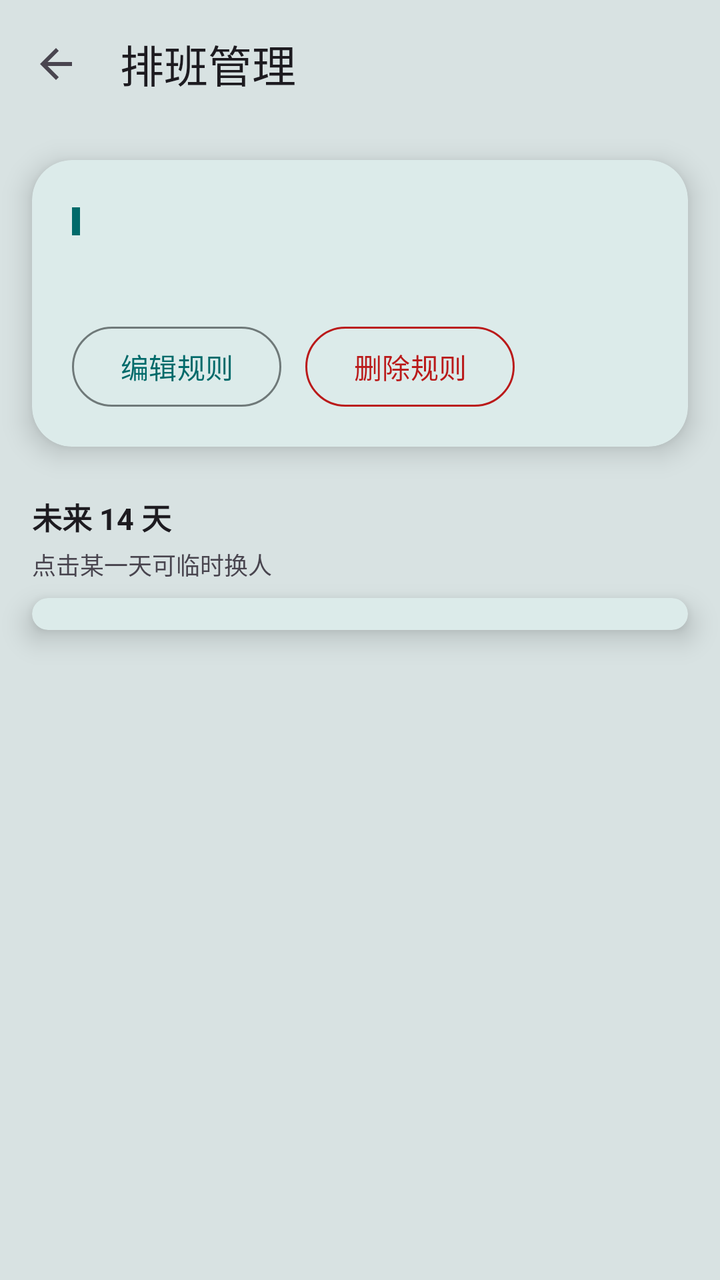
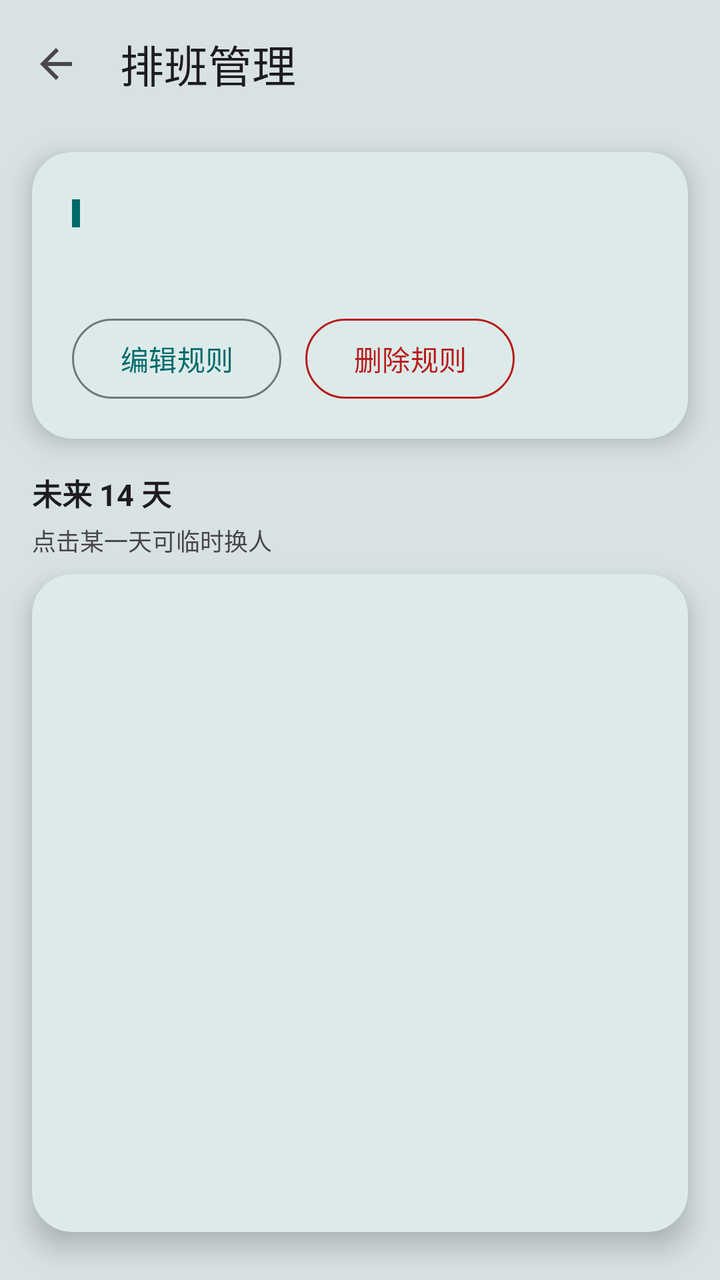

Before-and-after screenshots of an Android layout around one commit, followed by the original layout XML and the change that was made.
<!-- AndroidManifest.xml: application theme Theme.DutyCall -->
<!-- res/layout/activity_schedule.xml -->
<?xml version="1.0" encoding="utf-8"?>
<LinearLayout xmlns:android="http://schemas.android.com/apk/res/android"
    xmlns:app="http://schemas.android.com/apk/res-auto"
    android:layout_width="match_parent"
    android:layout_height="match_parent"
    android:orientation="vertical"
    android:clipChildren="false"
    android:clipToPadding="false"
    android:fitsSystemWindows="true">

    <com.google.android.material.appbar.MaterialToolbar
        android:id="@+id/toolbar"
        android:layout_width="match_parent"
        android:layout_height="?attr/actionBarSize"
        app:title="排班管理"
        app:titleTextAppearance="@style/TextAppearance.Material3.TitleLarge"
        app:navigationIcon="?attr/homeAsUpIndicator"
        android:background="@android:color/transparent" />

    <ScrollView
        android:layout_width="match_parent"
        android:layout_height="0dp"
        android:layout_weight="1"
        android:fillViewport="true"
        android:clipChildren="false"
        android:clipToPadding="false"
        android:paddingTop="16dp"
        android:paddingBottom="24dp">

        <LinearLayout
            android:layout_width="match_parent"
            android:layout_height="wrap_content"
            android:orientation="vertical"
            android:clipChildren="false"
            android:clipToPadding="false"
            android:paddingHorizontal="16dp">

            
            <com.google.android.material.card.MaterialCardView
                android:layout_width="match_parent"
                android:layout_height="wrap_content"
                app:cardBackgroundColor="?attr/colorSurface"
                app:cardCornerRadius="20dp"
                app:cardElevation="8dp"
                app:strokeWidth="0dp">

                <LinearLayout
                    android:layout_width="match_parent"
                    android:layout_height="wrap_content"
                    android:orientation="vertical"
                    android:padding="20dp">

                    <LinearLayout
                        android:layout_width="match_parent"
                        android:layout_height="wrap_content"
                        android:orientation="horizontal"
                        android:gravity="center_vertical">
                        <View
                            android:layout_width="4dp"
                            android:layout_height="14dp"
                            android:background="@color/md_primary" />
                        <TextView
                            android:id="@+id/tv_rule_summary"
                            android:layout_width="0dp"
                            android:layout_height="wrap_content"
                            android:layout_marginStart="8dp"
                            android:layout_weight="1"
                            android:textSize="16sp"
                            android:textStyle="bold"
                            android:textColor="?android:attr/textColorPrimary" />
                    </LinearLayout>

                    <TextView
                        android:id="@+id/tv_rule_detail"
                        android:layout_width="match_parent"
                        android:layout_height="wrap_content"
                        android:layout_marginTop="8dp"
                        android:textSize="13sp"
                        android:textColor="?android:attr/textColorSecondary" />

                    <TextView
                        android:id="@+id/tv_copy_hint"
                        android:layout_width="wrap_content"
                        android:layout_height="wrap_content"
                        android:layout_marginTop="8dp"
                        android:paddingVertical="4dp"
                        android:background="?attr/selectableItemBackground"
                        android:textSize="12sp"
                        android:textColor="?attr/colorPrimary"
                        android:text="点击查看并复制当前公式"
                        android:visibility="gone" />

                    <LinearLayout
                        android:layout_width="match_parent"
                        android:layout_height="wrap_content"
                        android:layout_marginTop="16dp"
                        android:orientation="horizontal">

                        <com.google.android.material.button.MaterialButton
                            android:id="@+id/btn_edit_rule"
                            style="@style/Widget.Material3.Button.OutlinedButton"
                            android:layout_width="wrap_content"
                            android:layout_height="40dp"
                            android:minWidth="80dp"
                            android:insetTop="0dp"
                            android:insetBottom="0dp"
                            android:text="编辑规则"
                            android:textColor="?attr/colorPrimary"
                            app:strokeColor="?attr/colorOutline" />

                        <com.google.android.material.button.MaterialButton
                            android:id="@+id/btn_delete_rule"
                            style="@style/Widget.Material3.Button.OutlinedButton"
                            android:layout_width="wrap_content"
                            android:layout_height="40dp"
                            android:layout_marginStart="12dp"
                            android:minWidth="80dp"
                            android:insetTop="0dp"
                            android:insetBottom="0dp"
                            android:text="删除规则"
                            android:textColor="?attr/colorError"
                            app:strokeColor="?attr/colorError" />
                    </LinearLayout>
                </LinearLayout>
            </com.google.android.material.card.MaterialCardView>

            <TextView
                android:id="@+id/tv_preview_title"
                android:layout_width="match_parent"
                android:layout_height="wrap_content"
                android:layout_marginTop="24dp"
                android:text="未来 14 天"
                android:textSize="15sp"
                android:textStyle="bold"
                android:textColor="?android:attr/textColorPrimary" />

            <TextView
                android:id="@+id/tv_preview_hint"
                android:layout_width="match_parent"
                android:layout_height="wrap_content"
                android:layout_marginTop="4dp"
                android:textSize="12sp"
                android:textColor="?android:attr/textColorSecondary"
                android:text="点击某一天可临时换人" />

            
            <com.google.android.material.card.MaterialCardView
                android:layout_width="match_parent"
                android:layout_height="wrap_content"
                android:layout_marginTop="8dp"
                app:cardBackgroundColor="?attr/colorSurface"
                app:cardCornerRadius="20dp"
                app:cardElevation="8dp"
                app:strokeWidth="0dp">

                <androidx.constraintlayout.widget.ConstraintLayout
                    android:layout_width="match_parent"
                    android:layout_height="wrap_content">

                    <androidx.recyclerview.widget.RecyclerView
                        android:id="@+id/recycler_preview"
                        android:layout_width="0dp"
                        android:layout_height="wrap_content"
                        app:layout_constrainedHeight="true"
                        app:layout_constraintHeight_max="420dp"
                        app:layout_constraintTop_toTopOf="parent"
                        app:layout_constraintBottom_toBottomOf="parent"
                        app:layout_constraintStart_toStartOf="parent"
                        app:layout_constraintEnd_toEndOf="parent"
                        android:clipToPadding="false"
                        android:paddingVertical="8dp"
                        android:nestedScrollingEnabled="true" />
                </androidx.constraintlayout.widget.ConstraintLayout>
            </com.google.android.material.card.MaterialCardView>

            <TextView
                android:id="@+id/tv_preview_empty"
                android:layout_width="match_parent"
                android:layout_height="wrap_content"
                android:layout_marginTop="24dp"
                android:padding="16dp"
                android:gravity="center"
                android:lineSpacingExtra="6dp"
                android:text="暂无排班安排\n点击上方「编辑规则」设置轮转计划"
                android:textSize="13sp"
                android:textColor="?android:attr/textColorSecondary"
                android:visibility="gone" />

        </LinearLayout>
    </ScrollView>
</LinearLayout>
<!-- resources referenced by this layout -->
<resources>
  <color name="md_primary">#006A6A</color>
  <style name="Theme.DutyCall" parent="Theme.Material3.DayNight.NoActionBar">
          <item name="android:windowBackground">@color/app_bg</item>
          <item name="colorPrimary">@color/md_primary</item>
          <item name="colorOnPrimary">@color/md_on_primary</item>
          <item name="colorPrimaryContainer">@color/md_primary_container</item>
          <item name="colorOnPrimaryContainer">@color/md_on_primary_container</item>
          <item name="colorSecondary">@color/md_secondary</item>
          <item name="colorOnSecondary">@color/md_on_secondary</item>
          <item name="colorSecondaryContainer">@color/md_secondary_container</item>
          <item name="colorOnSecondaryContainer">@color/md_on_secondary_container</item>
          <item name="colorSurface">@color/md_surface</item>
          <item name="colorOnSurface">@color/md_on_surface</item>
          <item name="colorSurfaceVariant">@color/md_surface_variant</item>
          <item name="colorOnSurfaceVariant">@color/md_on_surface_variant</item>
          <item name="colorOutline">@color/md_outline</item>
          <item name="colorError">@color/md_error</item>
          <item name="colorOnError">@color/md_on_error</item>
          <item name="colorErrorContainer">@color/md_error_container</item>
          <item name="colorOnErrorContainer">@color/md_on_error_container</item>
      </style>
  <color name="app_bg">#D8E2E2</color>
  <color name="md_on_primary">#FFFFFF</color>
  <color name="md_primary_container">#6FF7F6</color>
  <color name="md_on_primary_container">#002020</color>
  <color name="md_secondary">#4A6363</color>
  <color name="md_on_secondary">#FFFFFF</color>
  <color name="md_secondary_container">#CCE8E7</color>
  <color name="md_on_secondary_container">#051F1F</color>
  <color name="md_surface">#FAFDFC</color>
  <color name="md_on_surface">#191C1C</color>
  <color name="md_surface_variant">#DAE5E4</color>
  <color name="md_on_surface_variant">#3F4948</color>
  <color name="md_outline">#6F7979</color>
  <color name="md_error">#BA1A1A</color>
  <color name="md_on_error">#FFFFFF</color>
  <color name="md_error_container">#FFDAD6</color>
  <color name="md_on_error_container">#410002</color>
</resources>

<!-- the commit's change to res/layout/activity_schedule.xml (unified diff, before → after) -->
@@ -17,175 +17,157 @@
         app:navigationIcon="?attr/homeAsUpIndicator"
         android:background="@android:color/transparent" />
 
-    <ScrollView
+    <LinearLayout
         android:layout_width="match_parent"
         android:layout_height="0dp"
         android:layout_weight="1"
-        android:fillViewport="true"
+        android:orientation="vertical"
         android:clipChildren="false"
         android:clipToPadding="false"
-        android:paddingTop="16dp"
+        android:paddingHorizontal="16dp"
+        android:paddingTop="12dp"
         android:paddingBottom="24dp">
 
-        <LinearLayout
+        
+        <com.google.android.material.card.MaterialCardView
             android:layout_width="match_parent"
             android:layout_height="wrap_content"
-            android:orientation="vertical"
-            android:clipChildren="false"
-            android:clipToPadding="false"
-            android:paddingHorizontal="16dp">
+            app:cardBackgroundColor="?attr/colorSurface"
+            app:cardCornerRadius="20dp"
+            app:cardElevation="8dp"
+            app:strokeWidth="0dp">
 
-            
-            <com.google.android.material.card.MaterialCardView
+            <LinearLayout
                 android:layout_width="match_parent"
                 android:layout_height="wrap_content"
-                app:cardBackgroundColor="?attr/colorSurface"
-                app:cardCornerRadius="20dp"
-                app:cardElevation="8dp"
-                app:strokeWidth="0dp">
+                android:orientation="vertical"
+                android:padding="20dp">
 
                 <LinearLayout
                     android:layout_width="match_parent"
                     android:layout_height="wrap_content"
-                    android:orientation="vertical"
-                    android:padding="20dp">
-
-                    <LinearLayout
-                        android:layout_width="match_parent"
-                        android:layout_height="wrap_content"
-                        android:orientation="horizontal"
-                        android:gravity="center_vertical">
-                        <View
-                            android:layout_width="4dp"
-                            android:layout_height="14dp"
-                            android:background="@color/md_primary" />
-                        <TextView
-                            android:id="@+id/tv_rule_summary"
-                            android:layout_width="0dp"
-                            android:layout_height="wrap_content"
-                            android:layout_marginStart="8dp"
-                            android:layout_weight="1"
-                            android:textSize="16sp"
-                            android:textStyle="bold"
-                            android:textColor="?android:attr/textColorPrimary" />
-                    </LinearLayout>
-
+                    android:orientation="horizontal"
+                    android:gravity="center_vertical">
+                    <View
+                        android:layout_width="4dp"
+                        android:layout_height="14dp"
+                        android:background="@color/md_primary" />
                     <TextView
-                        android:id="@+id/tv_rule_detail"
-                        android:layout_width="match_parent"
-                        android:layout_height="wrap_content"
-                        android:layout_marginTop="8dp"
-                        android:textSize="13sp"
-                        android:textColor="?android:attr/textColorSecondary" />
-
-                    <TextView
-                        android:id="@+id/tv_copy_hint"
-                        android:layout_width="wrap_content"
-                        android:layout_height="wrap_content"
-                        android:layout_marginTop="8dp"
-                        android:paddingVertical="4dp"
-                        android:background="?attr/selectableItemBackground"
-                        android:textSize="12sp"
-                        android:textColor="?attr/colorPrimary"
-                        android:text="点击查看并复制当前公式"
-                        android:visibility="gone" />
-
-                    <LinearLayout
-                        android:layout_width="match_parent"
-                        android:layout_height="wrap_content"
-                        android:layout_marginTop="16dp"
-                        android:orientation="horizontal">
-
-                        <com.google.android.material.button.MaterialButton
-                            android:id="@+id/btn_edit_rule"
-                            style="@style/Widget.Material3.Button.OutlinedButton"
-                            android:layout_width="wrap_content"
-                            android:layout_height="40dp"
-                            android:minWidth="80dp"
-                            android:insetTop="0dp"
-                            android:insetBottom="0dp"
-                            android:text="编辑规则"
-                            android:textColor="?attr/colorPrimary"
-                            app:strokeColor="?attr/colorOutline" />
-
-                        <com.google.android.material.button.MaterialButton
-                            android:id="@+id/btn_delete_rule"
-                            style="@style/Widget.Material3.Button.OutlinedButton"
-                            android:layout_width="wrap_content"
-                            android:layout_height="40dp"
-                            android:layout_marginStart="12dp"
-                            android:minWidth="80dp"
-                            android:insetTop="0dp"
-                            android:insetBottom="0dp"
-                            android:text="删除规则"
-                            android:textColor="?attr/colorError"
-                            app:strokeColor="?attr/colorError" />
-                    </LinearLayout>
-                </LinearLayout>
-            </com.google.android.material.card.MaterialCardView>
-
-            <TextView
-                android:id="@+id/tv_preview_title"
-                android:layout_width="match_parent"
-                android:layout_height="wrap_content"
-                android:layout_marginTop="24dp"
-                android:text="未来 14 天"
-                android:textSize="15sp"
-                android:textStyle="bold"
-                android:textColor="?android:attr/textColorPrimary" />
-
-            <TextView
-                android:id="@+id/tv_preview_hint"
-                android:layout_width="match_parent"
-                android:layout_height="wrap_content"
-                android:layout_marginTop="4dp"
-                android:textSize="12sp"
-                android:textColor="?android:attr/textColorSecondary"
-                android:text="点击某一天可临时换人" />
-
-            
-            <com.google.android.material.card.MaterialCardView
-                android:layout_width="match_parent"
-                android:layout_height="wrap_content"
-                android:layout_marginTop="8dp"
-                app:cardBackgroundColor="?attr/colorSurface"
-                app:cardCornerRadius="20dp"
-                app:cardElevation="8dp"
-                app:strokeWidth="0dp">
-
-                <androidx.constraintlayout.widget.ConstraintLayout
-                    android:layout_width="match_parent"
-                    android:layout_height="wrap_content">
-
-                    <androidx.recyclerview.widget.RecyclerView
-                        android:id="@+id/recycler_preview"
+                        android:id="@+id/tv_rule_summary"
                         android:layout_width="0dp"
                         android:layout_height="wrap_content"
-                        app:layout_constrainedHeight="true"
-                        app:layout_constraintHeight_max="420dp"
-                        app:layout_constraintTop_toTopOf="parent"
-                        app:layout_constraintBottom_toBottomOf="parent"
-                        app:layout_constraintStart_toStartOf="parent"
-                        app:layout_constraintEnd_toEndOf="parent"
-                        android:clipToPadding="false"
-                        android:paddingVertical="8dp"
-                        android:nestedScrollingEnabled="true" />
-                </androidx.constraintlayout.widget.ConstraintLayout>
-            </com.google.android.material.card.MaterialCardView>
+                        android:layout_marginStart="8dp"
+                        android:layout_weight="1"
+                        android:textSize="16sp"
+                        android:textStyle="bold"
+                        android:textColor="?android:attr/textColorPrimary" />
+                </LinearLayout>
 
-            <TextView
-                android:id="@+id/tv_preview_empty"
+                <TextView
+                    android:id="@+id/tv_rule_detail"
+                    android:layout_width="match_parent"
+                    android:layout_height="wrap_content"
+                    android:layout_marginTop="8dp"
+                    android:textSize="13sp"
+                    android:textColor="?android:attr/textColorSecondary" />
+
+                <TextView
+                    android:id="@+id/tv_copy_hint"
+                    android:layout_width="wrap_content"
+                    android:layout_height="wrap_content"
+                    android:layout_marginTop="8dp"
+                    android:paddingVertical="4dp"
+                    android:background="?attr/selectableItemBackground"
+                    android:textSize="12sp"
+                    android:textColor="?attr/colorPrimary"
+                    android:text="点击查看并复制当前公式"
+                    android:visibility="gone" />
+
+                <LinearLayout
+                    android:layout_width="match_parent"
+                    android:layout_height="wrap_content"
+                    android:layout_marginTop="16dp"
+                    android:orientation="horizontal">
+
+                    <com.google.android.material.button.MaterialButton
+                        android:id="@+id/btn_edit_rule"
+                        style="@style/Widget.Material3.Button.OutlinedButton"
+                        android:layout_width="wrap_content"
+                        android:layout_height="40dp"
+                        android:minWidth="80dp"
+                        android:insetTop="0dp"
+                        android:insetBottom="0dp"
+                        android:text="编辑规则"
+                        android:textColor="?attr/colorPrimary"
+                        app:strokeColor="?attr/colorOutline" />
+
+                    <com.google.android.material.button.MaterialButton
+                        android:id="@+id/btn_delete_rule"
+                        style="@style/Widget.Material3.Button.OutlinedButton"
+                        android:layout_width="wrap_content"
+                        android:layout_height="40dp"
+                        android:layout_marginStart="12dp"
+                        android:minWidth="80dp"
+                        android:insetTop="0dp"
+                        android:insetBottom="0dp"
+                        android:text="删除规则"
+                        android:textColor="?attr/colorError"
+                        app:strokeColor="?attr/colorError" />
+                </LinearLayout>
+            </LinearLayout>
+        </com.google.android.material.card.MaterialCardView>
+
+        <TextView
+            android:id="@+id/tv_preview_title"
+            android:layout_width="match_parent"
+            android:layout_height="wrap_content"
+            android:layout_marginTop="16dp"
+            android:text="未来 14 天"
+            android:textSize="15sp"
+            android:textStyle="bold"
+            android:textColor="?android:attr/textColorPrimary" />
+
+        <TextView
+            android:id="@+id/tv_preview_hint"
+            android:layout_width="match_parent"
+            android:layout_height="wrap_content"
+            android:layout_marginTop="4dp"
+            android:textSize="12sp"
+            android:textColor="?android:attr/textColorSecondary"
+            android:text="点击某一天可临时换人" />
+
+        
+        <com.google.android.material.card.MaterialCardView
+            android:id="@+id/card_preview"
+            android:layout_width="match_parent"
+            android:layout_height="0dp"
+            android:layout_weight="1"
+            android:layout_marginTop="8dp"
+            app:cardBackgroundColor="?attr/colorSurface"
+            app:cardCornerRadius="20dp"
+            app:cardElevation="8dp"
+            app:strokeWidth="0dp">
+
+            <androidx.recyclerview.widget.RecyclerView
+                android:id="@+id/recycler_preview"
                 android:layout_width="match_parent"
-                android:layout_height="wrap_content"
-                android:layout_marginTop="24dp"
-                android:padding="16dp"
-                android:gravity="center"
-                android:lineSpacingExtra="6dp"
-                android:text="暂无排班安排\n点击上方「编辑规则」设置轮转计划"
-                android:textSize="13sp"
-                android:textColor="?android:attr/textColorSecondary"
-                android:visibility="gone" />
+                android:layout_height="match_parent"
+                android:clipToPadding="false"
+                android:paddingVertical="8dp"
+                android:nestedScrollingEnabled="true" />
+        </com.google.android.material.card.MaterialCardView>
 
-        </LinearLayout>
-    </ScrollView>
+        <TextView
+            android:id="@+id/tv_preview_empty"
+            android:layout_width="match_parent"
+            android:layout_height="0dp"
+            android:layout_weight="1"
+            android:gravity="center"
+            android:lineSpacingExtra="6dp"
+            android:text="暂无排班安排\n点击上方「编辑规则」设置轮转计划"
+            android:textSize="13sp"
+            android:textColor="?android:attr/textColorSecondary"
+            android:visibility="gone" />
+
+    </LinearLayout>
 </LinearLayout>
